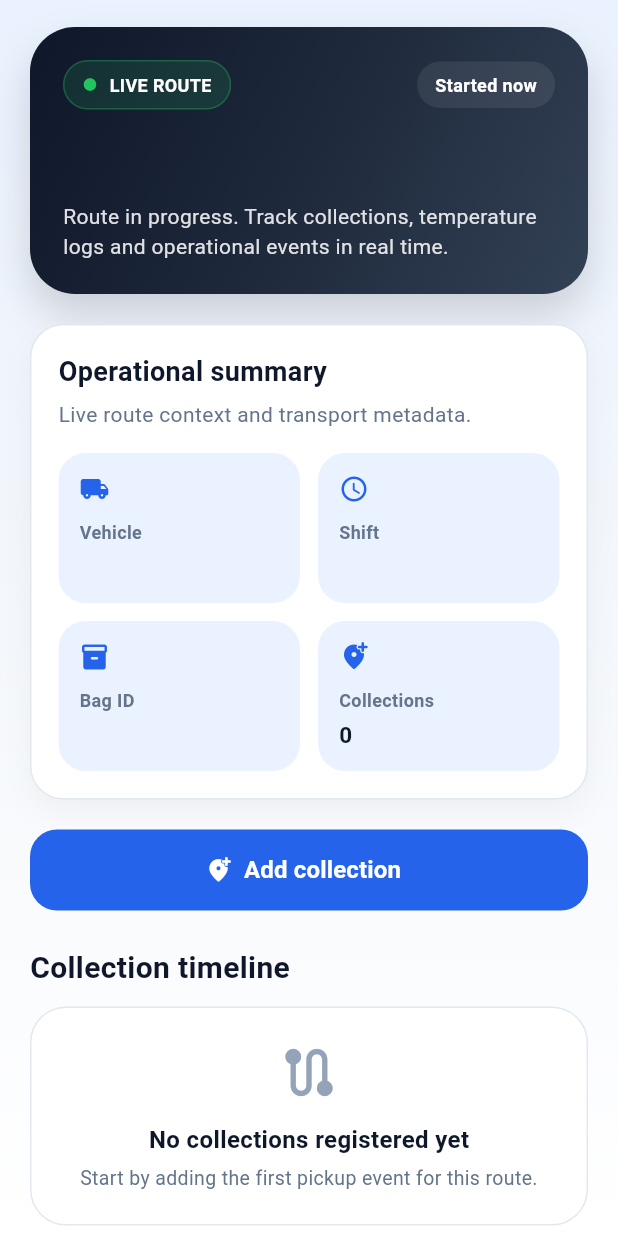
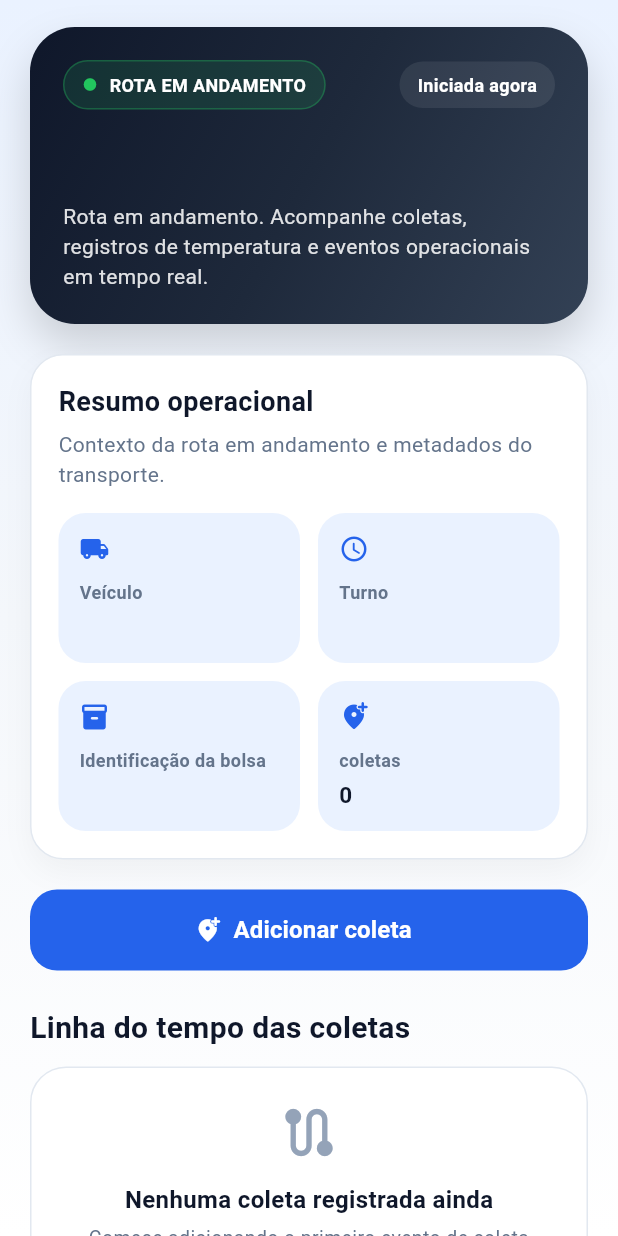
Before and after one commit to jkasprowicz/trace-lab, a Flutter app: the ActiveRouteScreen screen opened directly with empty values, on a phone screen of 412 x 824 dp. Run offline on Flutter 3.47's test engine with Material 3 defaults, Android fonts, the phone set to English and light mode, and no system bars; network calls fail.

Commit message:
Translate driver flow and remove receiving handoff

```diff
--- a/mobile/lib/core/l10n/app_strings.dart
+++ b/mobile/lib/core/l10n/app_strings.dart
@@ -40,6 +40,31 @@ class AppStrings {
   static const driverReadyDescription =
       'Inicie sua rota, registre cada ponto de coleta e mantenha a linha do tempo do transporte rastreável.';
   static const startRoute = 'Iniciar rota';
+  static const activeRouteLiveStatus = 'ROTA EM ANDAMENTO';
+  static const activeRouteFinishedStatus = 'ROTA FINALIZADA';
+  static const activeRouteStartedNow = 'Iniciada agora';
+  static const activeRouteClosed = 'Encerrada';
+  static const activeRouteIntro =
+      'Rota em andamento. Acompanhe coletas, registros de temperatura e eventos operacionais em tempo real.';
+  static const activeRouteSummaryTitle = 'Resumo operacional';
+  static const activeRouteSummaryDescription =
+      'Contexto da rota em andamento e metadados do transporte.';
+  static const addCollection = 'Adicionar coleta';
+  static const collectionAddedSuccessfully = 'Coleta adicionada com sucesso.';
+  static const finishRouteTitle = 'Finalizar rota';
+  static const finishRouteConfirmation =
+      'Tem certeza de que deseja finalizar esta rota? Após a finalização, não será possível adicionar novas coletas.';
+  static const finishRouteAction = 'Finalizar';
+  static const routeFinishedSuccessfully = 'Rota finalizada com sucesso.';
+  static const finishRouteError = 'Não foi possível finalizar a rota.';
+  static const routeFinishedLabel = 'Rota finalizada';
+  static const finishingRoute = 'Finalizando...';
+  static const collectionTimelineTitle = 'Linha do tempo das coletas';
+  static const noCollectionsYetTitle = 'Nenhuma coleta registrada ainda';
+  static const noCollectionsYetDescription =
+      'Comece adicionando o primeiro evento de coleta desta rota.';
+  static const collectionTemperatureLabel = 'Temperatura';
+  static const logoutCta = 'Sair da conta';
   static const routeNotStarted = 'Não iniciada';
   static const manualMode = 'Manual';
   static const assignedRoutes = 'Rotas atribuídas';
@@ -56,6 +81,23 @@ class AppStrings {
   static const registerPickupTemperature = 'Registrar temperatura de retirada';
   static const pickupTemperature = 'Temperatura de retirada';
   static const confirmPickup = 'Confirmar retirada';
+  static const addCollectionScreenTitle = 'Adicionar coleta';
+  static const registerPickupTitle = 'Registrar coleta';
+  static const registerPickupDescription =
+      'Registre o local e a temperatura do ponto de coleta atual.';
+  static const collectionDetailsTitle = 'Detalhes da coleta';
+  static const collectionDetailsDescription =
+      'Registre o ponto de retirada e a temperatura da coleta para esta rota.';
+  static const locationNameLabel = 'Nome do local';
+  static const locationNameHint = 'Ex.: Unidade Centro';
+  static const collectionTemperatureFieldLabel = 'Temperatura (°C)';
+  static const collectionTemperatureHint = 'Ex.: 5,2';
+  static const collectionNotesHint =
+      'Adicione observações operacionais desta coleta';
+  static const saveCollection = 'Salvar coleta';
+  static const saveCollectionInProgress = 'Salvando...';
+  static const addCollectionError = 'Não foi possível adicionar a coleta.';
+  static const backToHome = 'Voltar ao início';
 
   // Admin
   static const adminDashboardTitle = 'Painel administrativo';
--- a/mobile/lib/features/active_route/presentation/screens/active_route_screen.dart
+++ b/mobile/lib/features/active_route/presentation/screens/active_route_screen.dart
@@ -1,5 +1,6 @@
 import 'package:flutter/material.dart';
 import 'package:mobile/app/routes.dart';
+import 'package:mobile/core/l10n/app_strings.dart';
 import 'package:mobile/core/theme/app_colors.dart';
 import 'package:mobile/core/widgets/app_primary_button.dart';
 import 'package:mobile/core/widgets/app_section_title.dart';
@@ -75,7 +76,7 @@ class _ActiveRouteScreenState extends State<ActiveRouteScreen> {
 
       ScaffoldMessenger.of(context).showSnackBar(
         const SnackBar(
-          content: Text('Collection added successfully'),
+          content: Text(AppStrings.collectionAddedSuccessfully),
         ),
       );
     }
@@ -88,19 +89,18 @@ class _ActiveRouteScreenState extends State<ActiveRouteScreen> {
           context: context,
           builder: (context) {
             return AlertDialog(
-              title: const Text('Finish route'),
+              title: const Text(AppStrings.finishRouteTitle),
               content: const Text(
-                'Are you sure you want to finish this route? '
-                'After finishing, no new collections can be added.',
+                AppStrings.finishRouteConfirmation,
               ),
               actions: [
                 TextButton(
                   onPressed: () => Navigator.of(context).pop(false),
-                  child: const Text('Cancel'),
+                  child: const Text(AppStrings.cancelButton),
                 ),
                 FilledButton(
                   onPressed: () => Navigator.of(context).pop(true),
-                  child: const Text('Finish'),
+                  child: const Text(AppStrings.finishRouteAction),
                 ),
               ],
             );
@@ -125,7 +125,7 @@ class _ActiveRouteScreenState extends State<ActiveRouteScreen> {
 
       ScaffoldMessenger.of(context).showSnackBar(
         const SnackBar(
-          content: Text('Route finished successfully'),
+          content: Text(AppStrings.routeFinishedSuccessfully),
         ),
       );
 
@@ -138,7 +138,7 @@ class _ActiveRouteScreenState extends State<ActiveRouteScreen> {
 
       ScaffoldMessenger.of(context).showSnackBar(
         SnackBar(
-          content: Text('Failed to finish route: $error'),
+          content: Text('${AppStrings.finishRouteError}: $error'),
         ),
       );
     } finally {
@@ -211,8 +211,12 @@ class _ActiveRouteScreenState extends State<ActiveRouteScreen> {
               children: [
                 ActiveRouteHeader(
                   routeName: _route.routeName,
-                  statusLabel: _isRouteFinished ? 'ROUTE FINISHED' : 'LIVE ROUTE',
-                  elapsedLabel: _isRouteFinished ? 'Closed' : 'Started now',
+                  statusLabel: _isRouteFinished
+                      ? AppStrings.activeRouteFinishedStatus
+                      : AppStrings.activeRouteLiveStatus,
+                  elapsedLabel: _isRouteFinished
+                      ? AppStrings.activeRouteClosed
+                      : AppStrings.activeRouteStartedNow,
                 ),
                 const SizedBox(height: 20),
                 ActiveRouteSummaryCard(
@@ -224,15 +228,15 @@ class _ActiveRouteScreenState extends State<ActiveRouteScreen> {
                 const SizedBox(height: 20),
                 AppPrimaryButton(
                   label: _isRouteFinished
-                      ? 'Route finished'
-                      : 'Add collection',
+                      ? AppStrings.routeFinishedLabel
+                      : AppStrings.addCollection,
                   icon: _isRouteFinished
                       ? Icons.lock_outline_rounded
                       : Icons.add_location_alt_rounded,
                   onPressed: _isRouteFinished ? null : _goToAddCollection,
                 ),
                 const SizedBox(height: 24),
-                const AppSectionTitle(title: 'Collection timeline'),
+                const AppSectionTitle(title: AppStrings.collectionTimelineTitle),
                 const SizedBox(height: 12),
                 if (_isLoadingCollections)
                   const Center(
@@ -259,7 +263,7 @@ class _ActiveRouteScreenState extends State<ActiveRouteScreen> {
                         ),
                         SizedBox(height: 12),
                         Text(
-                          'No collections registered yet',
+                          AppStrings.noCollectionsYetTitle,
                           style: TextStyle(
                             fontSize: 16,
                             fontWeight: FontWeight.w700,
@@ -268,7 +272,7 @@ class _ActiveRouteScreenState extends State<ActiveRouteScreen> {
                         ),
                         SizedBox(height: 6),
                         Text(
-                          'Start by adding the first pickup event for this route.',
+                          AppStrings.noCollectionsYetDescription,
                           textAlign: TextAlign.center,
                           style: TextStyle(
                             fontSize: 13,
@@ -305,10 +309,10 @@ class _ActiveRouteScreenState extends State<ActiveRouteScreen> {
                       : const Icon(Icons.stop_circle_outlined),
                   label: Text(
                     _isRouteFinished
-                        ? 'Route finished'
+                        ? AppStrings.routeFinishedLabel
                         : _isFinishingRoute
-                            ? 'Finishing...'
-                            : 'Finish route',
+                            ? AppStrings.finishingRoute
+                            : AppStrings.finishRouteTitle,
                   ),
                   style: OutlinedButton.styleFrom(
                     minimumSize: const Size(double.infinity, 56),
--- a/mobile/lib/features/active_route/presentation/widgets/active_route_header.dart
+++ b/mobile/lib/features/active_route/presentation/widgets/active_route_header.dart
@@ -1,5 +1,5 @@
 import 'package:flutter/material.dart';
-import 'package:mobile/core/theme/app_colors.dart';
+import 'package:mobile/core/l10n/app_strings.dart';
 
 class ActiveRouteHeader extends StatelessWidget {
   final String routeName;
@@ -107,7 +107,7 @@ class ActiveRouteHeader extends StatelessWidget {
           ),
           const SizedBox(height: 10),
           Text(
-            'Route in progress. Track collections, temperature logs and operational events in real time.',
+            AppStrings.activeRouteIntro,
             style: TextStyle(
               color: Colors.white.withAlpha(220),
               fontSize: 14,
--- a/mobile/lib/features/active_route/presentation/widgets/active_route_summary_card.dart
+++ b/mobile/lib/features/active_route/presentation/widgets/active_route_summary_card.dart
@@ -1,4 +1,5 @@
 import 'package:flutter/material.dart';
+import 'package:mobile/core/l10n/app_strings.dart';
 import 'package:mobile/core/theme/app_colors.dart';
 import 'package:mobile/core/widgets/app_card.dart';
 
@@ -64,7 +65,7 @@ class ActiveRouteSummaryCard extends StatelessWidget {
         crossAxisAlignment: CrossAxisAlignment.start,
         children: [
           const Text(
-            'Operational summary',
+            AppStrings.activeRouteSummaryTitle,
             style: TextStyle(
               fontSize: 18,
               fontWeight: FontWeight.w700,
@@ -73,7 +74,7 @@ class ActiveRouteSummaryCard extends StatelessWidget {
           ),
           const SizedBox(height: 6),
           const Text(
-            'Live route context and transport metadata.',
+            AppStrings.activeRouteSummaryDescription,
             style: TextStyle(
               fontSize: 14,
               color: AppColors.textSecondary,
@@ -85,13 +86,13 @@ class ActiveRouteSummaryCard extends StatelessWidget {
             children: [
               _infoItem(
                 icon: Icons.local_shipping_rounded,
-                label: 'Vehicle',
+                label: AppStrings.vehicleLabel,
                 value: vehicle,
               ),
               const SizedBox(width: 12),
               _infoItem(
                 icon: Icons.schedule_rounded,
-                label: 'Shift',
+                label: AppStrings.shiftLabel,
                 value: shift,
               ),
             ],
@@ -101,13 +102,13 @@ class ActiveRouteSummaryCard extends StatelessWidget {
             children: [
               _infoItem(
                 icon: Icons.inventory_2_rounded,
-                label: 'Bag ID',
+                label: AppStrings.bagIdLabel,
                 value: bagId,
               ),
               const SizedBox(width: 12),
               _infoItem(
                 icon: Icons.add_location_alt_rounded,
-                label: 'Collections',
+                label: AppStrings.collectionsLabel,
                 value: collectionsCount,
               ),
             ],
--- a/mobile/lib/features/active_route/presentation/widgets/collection_timeline_tile.dart
+++ b/mobile/lib/features/active_route/presentation/widgets/collection_timeline_tile.dart
@@ -1,4 +1,5 @@
 import 'package:flutter/material.dart';
+import 'package:mobile/core/l10n/app_strings.dart';
 import 'package:mobile/core/theme/app_colors.dart';
 import 'package:mobile/core/widgets/app_card.dart';
 
@@ -55,7 +56,7 @@ class CollectionTimelineTile extends StatelessWidget {
                 ),
                 const SizedBox(height: 6),
                 Text(
-                  'Temperature: $temperature',
+                  '${AppStrings.collectionTemperatureLabel}: $temperature',
                   style: const TextStyle(
                     fontSize: 13,
                     color: AppColors.textSecondary,
--- a/mobile/lib/features/collection/presentation/screens/add_collection_screen.dart
+++ b/mobile/lib/features/collection/presentation/screens/add_collection_screen.dart
@@ -1,8 +1,8 @@
 import 'package:flutter/material.dart';
+import 'package:mobile/core/l10n/app_strings.dart';
 import 'package:mobile/core/theme/app_colors.dart';
 import 'package:mobile/core/widgets/app_card.dart';
 import 'package:mobile/core/widgets/app_primary_button.dart';
-import 'package:mobile/features/collection/data/dto/collection_response_dto.dart';
 import 'package:mobile/features/collection/data/services/collection_service.dart';
 import 'package:mobile/features/collection/domain/models/collection_draft.dart';
 import 'package:mobile/features/collection/presentation/widgets/collection_text_field.dart';
@@ -35,21 +35,21 @@ class _AddCollectionScreenState extends State<AddCollectionScreen> {
 
   String? _validateRequiredText(String? value, String fieldName) {
     if (value == null || value.trim().isEmpty) {
-      return '$fieldName is required';
+      return '$fieldName ${AppStrings.requiredSuffix}';
     }
     return null;
   }
 
   String? _validateTemperature(String? value) {
     if (value == null || value.trim().isEmpty) {
-      return 'Temperature is required';
+      return AppStrings.temperatureRequired;
     }
 
     final normalized = value.replaceAll(',', '.');
     final parsed = double.tryParse(normalized);
 
     if (parsed == null) {
-      return 'Enter a valid temperature';
+      return AppStrings.invalidTemperature;
     }
 
     return null;
@@ -81,7 +81,7 @@ class _AddCollectionScreenState extends State<AddCollectionScreen> {
 
       ScaffoldMessenger.of(context).showSnackBar(
         SnackBar(
-          content: Text('Failed to add collection: $error'),
+          content: Text('${AppStrings.addCollectionError}: $error'),
         ),
       );
     } finally {
@@ -99,7 +99,7 @@ class _AddCollectionScreenState extends State<AddCollectionScreen> {
 
     return Scaffold(
       appBar: AppBar(
-        title: const Text('Add Collection'),
+        title: const Text(AppStrings.addCollectionScreenTitle),
         backgroundColor: Colors.transparent,
       ),
       body: Container(
@@ -132,7 +132,7 @@ class _AddCollectionScreenState extends State<AddCollectionScreen> {
                       crossAxisAlignment: CrossAxisAlignment.start,
                       children: [
                         const Text(
-                          'Collection details',
+                          AppStrings.collectionDetailsTitle,
                           style: TextStyle(
                             fontSize: 18,
                             fontWeight: FontWeight.w700,
@@ -141,7 +141,7 @@ class _AddCollectionScreenState extends State<AddCollectionScreen> {
                         ),
                         const SizedBox(height: 6),
                         const Text(
-                          'Register the pickup point and collection temperature for this route.',
+                          AppStrings.collectionDetailsDescription,
                           style: TextStyle(
                             fontSize: 14,
                             color: AppColors.textSecondary,
@@ -150,17 +150,20 @@ class _AddCollectionScreenState extends State<AddCollectionScreen> {
                         ),
                         const SizedBox(height: 18),
                         CollectionTextField(
-                          label: 'Location name',
-                          hintText: 'e.g. Unidade Centro',
+                          label: AppStrings.locationNameLabel,
+                          hintText: AppStrings.locationNameHint,
                           controller: _locationController,
                           prefixIcon: Icons.location_on_rounded,
                           validator: (value) =>
-                              _validateRequiredText(value, 'Location name'),
+                              _validateRequiredText(
+                                value,
+                                AppStrings.locationNameLabel,
+                              ),
                         ),
                         const SizedBox(height: 16),
                         CollectionTextField(
-                          label: 'Temperature (°C)',
-                          hintText: 'e.g. 5.2',
+                          label: AppStrings.collectionTemperatureFieldLabel,
+                          hintText: AppStrings.collectionTemperatureHint,
                           controller: _temperatureController,
                           prefixIcon: Icons.thermostat_rounded,
                           keyboardType: const TextInputType.numberWithOptions(
@@ -170,15 +173,17 @@ class _AddCollectionScreenState extends State<AddCollectionScreen> {
                         ),
                         const SizedBox(height: 16),
                         CollectionTextField(
-                          label: 'Notes',
-                          hintText: 'Add operational notes for this collection',
+                          label: AppStrings.notes,
+                          hintText: AppStrings.collectionNotesHint,
                           controller: _notesController,
                           prefixIcon: Icons.notes_rounded,
                           maxLines: 4,
                         ),
                         const SizedBox(height: 22),
                         AppPrimaryButton(
-                          label: _isSubmitting ? 'Saving...' : 'Save collection',
+                          label: _isSubmitting
+                              ? AppStrings.saveCollectionInProgress
+                              : AppStrings.saveCollection,
                           icon: _isSubmitting
                               ? Icons.hourglass_top_rounded
                               : Icons.check_circle_outline_rounded,
@@ -228,7 +233,7 @@ class _AddCollectionHero extends StatelessWidget {
         crossAxisAlignment: CrossAxisAlignment.start,
         children: [
           Text(
-            'Register pickup',
+            AppStrings.registerPickupTitle,
             style: TextStyle(
               color: Colors.white,
               fontSize: 24,
@@ -238,7 +243,7 @@ class _AddCollectionHero extends StatelessWidget {
           ),
           SizedBox(height: 10),
           Text(
-            'Capture location and temperature for the current collection point.',
+            AppStrings.registerPickupDescription,
             style: TextStyle(
               color: Colors.white,
               fontSize: 14,
--- a/mobile/lib/features/driver/presentation/screens/driver_home_screen.dart
+++ b/mobile/lib/features/driver/presentation/screens/driver_home_screen.dart
@@ -129,10 +129,10 @@ class _DriverHeader extends StatelessWidget {
             ],
           ),
         ),
-        IconButton.filledTonal(
+        FilledButton.tonalIcon(
           onPressed: onLogout,
           icon: const Icon(Icons.logout_rounded),
-          tooltip: AppStrings.logoutButton,
+          label: const Text(AppStrings.logoutButton),
         ),
       ],
     );
```
Also changed, not shown: mobile/lib/features/route_summary/presentation/screens/route_summary_screen.dart (+2 -12 lines).
